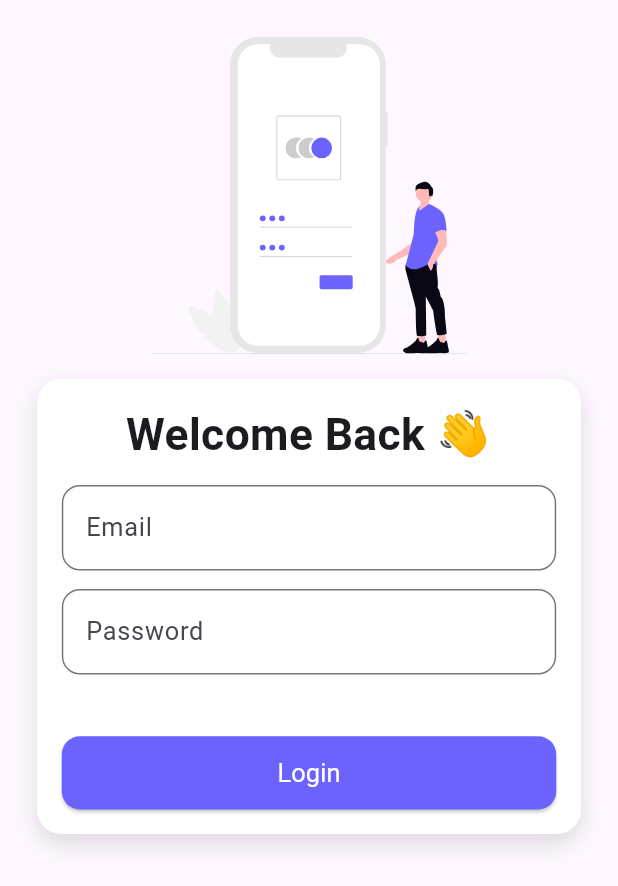
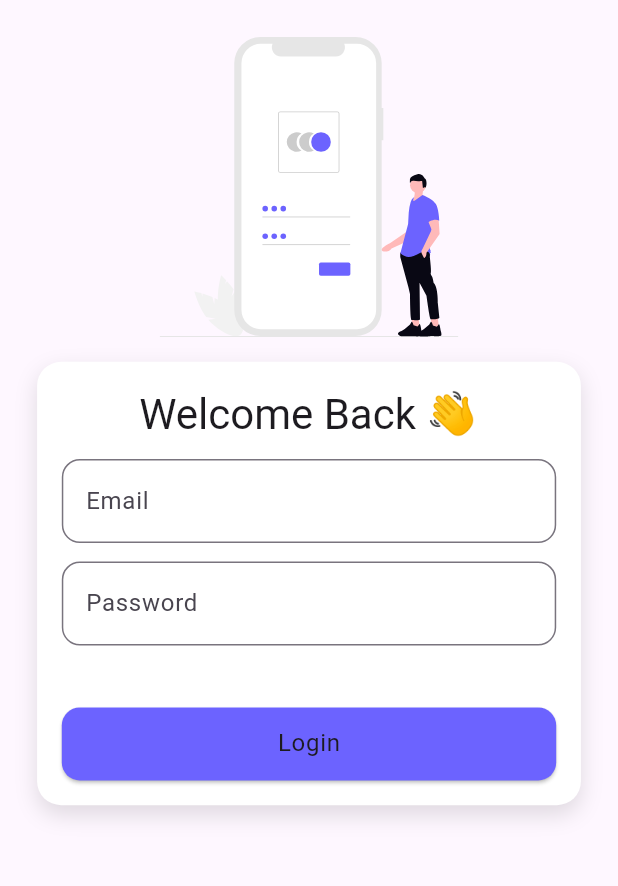
Before and after one commit to Mudit200408/responsive_scaler, a Flutter app: the screen it shows after launch, on a phone screen of 412 x 824 dp. Shown: the top 886 px of the screen. Run offline on Flutter 3.47's test engine with Material 3 defaults, Android fonts, the phone set to English and light mode, and no system bars; our stand-ins replace flutter_svg, responsive_framework.

Commit message:
scaling: Update the sizing helper, add extension and drop AppTextStyles

```diff
--- a/example/lib/main.dart
+++ b/example/lib/main.dart
@@ -1,14 +1,17 @@
 import 'package:flutter/material.dart';
 import 'package:flutter_svg/svg.dart';
 import 'package:responsive_framework/responsive_framework.dart';
-// Assuming your package files are structured like this
 import 'package:responsive_scaler/responsive_scaler.dart';
 
 void main() {
   WidgetsFlutterBinding.ensureInitialized();
 
-  // Initialization remains the same - this is where the magic starts
-  ResponsiveScaler.init(designWidth: 390, maxAccessibilityScale: 1.8);
+  // Initialization - this is where the magic starts
+  ResponsiveScaler.init(
+      designWidth: 412,
+      maxAccessibilityScale: 1.8,
+      maxScale: 1.6,
+      minScale: 0.8);
 
   runApp(const MyApp());
 }
@@ -22,11 +25,13 @@ class MyApp extends StatelessWidget {
       debugShowCheckedModeBanner: false,
       title: 'Responsive Login Demo',
       theme: ThemeData(primarySwatch: Colors.blue, useMaterial3: true),
-      // The builder is crucial. It captures the screen data on each rebuild.
+      // This is crucial. It captures the screen data on each rebuild.
       builder: (context, child) {
         final scaledChild = ResponsiveScaler.scale(
           context: context,
           child: child!,
+          preserveAccessibility:
+              true, // False if you want to ignore accessibility settings
         );
 
         return ResponsiveBreakpoints.builder(
@@ -67,14 +72,14 @@ class LoginPage extends StatelessWidget {
                   rowFlex: 1,
                   child: Padding(
                     padding: EdgeInsets.only(
-                      // --- CHANGE: Using context-free ResponsiveSpacing constants ---
                       bottom: isMobile ? ResponsiveSpacing.hLarge : 0,
                       right: isMobile ? 0 : ResponsiveSpacing.wLarge,
                     ),
                     child: SvgPicture.asset(
                       "assets/login_illustration.svg",
-                      // --- CHANGE: Using the simpler, context-free scaled() helper ---
-                      height: isMobile ? scaled(200) : scaled(300),
+                      height: isMobile
+                          ? 200.scale(maxValue: 250, minValue: 150)
+                          : 300.scale(maxValue: 350, minValue: 250),
                     ),
                   ),
                 ),
@@ -82,8 +87,7 @@ class LoginPage extends StatelessWidget {
                 // Login Form
                 ResponsiveRowColumnItem(
                   rowFlex: 1,
-                  // --- CHANGE: Removed context passing, as it's no longer needed ---
-                  child: _buildLoginForm(),
+                  child: _buildLoginForm(context),
                 ),
               ],
             ),
@@ -93,13 +97,14 @@ class LoginPage extends StatelessWidget {
     );
   }
 
-  // --- CHANGE: This method no longer needs the BuildContext ---
-  Widget _buildLoginForm() {
+  Widget _buildLoginForm(BuildContext context) {
+    final theme = Theme.of(context);
     return SingleChildScrollView(
       child: Container(
         padding: EdgeInsets.all(ResponsiveSpacing.wMedium),
-        constraints:
-            BoxConstraints(maxWidth: scaled(400)), // Constrain form width
+        constraints: BoxConstraints(
+            maxWidth: scale(400,
+                maxValue: 500, minValue: 250)), // Constrain form width
         decoration: BoxDecoration(
           color: Colors.white,
           borderRadius: BorderRadius.circular(16),
@@ -115,8 +120,7 @@ class LoginPage extends StatelessWidget {
           mainAxisSize: MainAxisSize.min,
           children: [
             // Text scales automatically
-            Text("Welcome Back 👋", style: AppTextStyles.headlineMedium),
-
+            Text("Welcome Back 👋", style: theme.textTheme.headlineMedium),
             SizedBox(height: ResponsiveSpacing.hMedium),
 
             // Email
@@ -160,7 +164,7 @@ class LoginPage extends StatelessWidget {
                   ),
                 ),
                 // Text scales automatically
-                child: Text("Login", style: AppTextStyles.bodyLarge),
+                child: Text("Login", style: theme.textTheme.bodyLarge),
               ),
             ),
           ],
--- a/lib/responsive_scaler.dart
+++ b/lib/responsive_scaler.dart
@@ -1,4 +1,3 @@
 export 'src/responsive_scaler.dart';
-export 'src/app_text_styles.dart';
 export 'src/responsive_spacing.dart';
 export 'src/sizing_helpers.dart';
--- a/lib/src/app_text_styles.dart
+++ /dev/null
@@ -1,180 +0,0 @@
-// ignore_for_file: prefer_const_constructors
-
-import 'package:flutter/material.dart';
-
-/// Centralized font weights for consistent typography across the app.
-///
-/// Provides predefined font weights to ensure design consistency
-/// across different text styles.
-class AppFontWeights {
-  /// Thin font weight (w100).
-  static const thin = FontWeight.w100;
-
-  /// Extra-light font weight (w200).
-  static const extraLight = FontWeight.w200;
-
-  /// Light font weight (w300).
-  static const light = FontWeight.w300;
-
-  /// Regular font weight (w400).
-  static const regular = FontWeight.w400;
-
-  /// Medium font weight (w500).
-  static const medium = FontWeight.w500;
-
-  /// Semi-bold font weight (w600).
-  static const semiBold = FontWeight.w600;
-
-  /// Bold font weight (w700).
-  static const bold = FontWeight.w700;
-
-  /// Extra-bold font weight (w800).
-  static const extraBold = FontWeight.w800;
-
-  /// Black font weight (w900).
-  static const black = FontWeight.w900;
-}
-
-/// Pre-defined text styles following Material 3 design guidelines.
-///
-/// Use these styles for consistent typography across headings,
-/// titles, body text, and labels.
-class AppTextStyles {
-  // --- Display Styles (very large text, impactful) ---
-
-  /// Display style for very large text (57sp).
-  static final TextStyle displayLarge = TextStyle(
-    fontSize: 57,
-    fontWeight: AppFontWeights.regular,
-  );
-
-  /// Display style for large text (45sp).
-  static final TextStyle displayMedium = TextStyle(
-    fontSize: 45,
-    fontWeight: AppFontWeights.regular,
-  );
-
-  /// Display style for medium text (36sp).
-  static final TextStyle displaySmall = TextStyle(
-    fontSize: 36,
-    fontWeight: AppFontWeights.regular,
-  );
-
-  // --- Headline Styles ---
-
-  /// Headline style for large headings (32sp).
-  static final TextStyle headlineLarge = TextStyle(
-    fontSize: 32,
-    fontWeight: AppFontWeights.bold,
-  );
-
-  /// Headline style for medium headings (28sp).
-  static final TextStyle headlineMedium = TextStyle(
-    fontSize: 28,
-    fontWeight: AppFontWeights.semiBold,
-  );
-
-  /// Headline style for small headings (24sp).
-  static final TextStyle headlineSmall = TextStyle(
-    fontSize: 24,
-    fontWeight: AppFontWeights.semiBold,
-  );
-
-  // --- Title Styles ---
-
-  /// Title style for large text (22sp).
-  static final TextStyle titleLarge = TextStyle(
-    fontSize: 22,
-    fontWeight: AppFontWeights.medium,
-  );
-
-  /// Title style for medium text (18sp).
-  static final TextStyle titleMedium = TextStyle(
-    fontSize: 18,
-    fontWeight: AppFontWeights.medium,
-  );
-
-  /// Title style for small text (14sp).
-  static final TextStyle titleSmall = TextStyle(
-    fontSize: 14,
-    fontWeight: AppFontWeights.medium,
-  );
-
-  // --- Body Styles ---
-
-  /// Body style for large text (16sp).
-  static final TextStyle bodyLarge = TextStyle(
-    fontSize: 16,
-    fontWeight: AppFontWeights.regular,
-  );
-
-  /// Body style for medium text (14sp).
-  static final TextStyle bodyMedium = TextStyle(
-    fontSize: 14,
-    fontWeight: AppFontWeights.regular,
-  );
-
-  /// Body style for small text (12sp).
-  static final TextStyle bodySmall = TextStyle(
-    fontSize: 12,
-    fontWeight: AppFontWeights.regular,
-  );
-
-  // --- Label Styles ---
-
-  /// Label style for large text (14sp).
-  static final TextStyle labelLarge = TextStyle(
-    fontSize: 14,
-    fontWeight: AppFontWeights.medium,
-  );
-
-  /// Label style for medium text (12sp).
-  static final TextStyle labelMedium = TextStyle(
-    fontSize: 12,
-    fontWeight: AppFontWeights.medium,
-  );
-
-  /// Label style for small text (11sp).
-  static final TextStyle labelSmall = TextStyle(
-    fontSize: 11,
-    fontWeight: AppFontWeights.medium,
-  );
-
-  // ---  Extra Variants with all weights ---
-
-  /// Creates a thin text style with the given [size].
-  static TextStyle thin(double size) =>
-      TextStyle(fontSize: size, fontWeight: AppFontWeights.thin);
-
-  /// Creates an extra-light text style with the given [size].
-  static TextStyle extraLight(double size) =>
-      TextStyle(fontSize: size, fontWeight: AppFontWeights.extraLight);
-
-  /// Creates a light text style with the given [size].
-  static TextStyle light(double size) =>
-      TextStyle(fontSize: size, fontWeight: AppFontWeights.light);
-
-  /// Creates a regular text style with the given [size].
-  static TextStyle regular(double size) =>
-      TextStyle(fontSize: size, fontWeight: AppFontWeights.regular);
-
-  /// Creates a medium text style with the given [size].
-  static TextStyle medium(double size) =>
-      TextStyle(fontSize: size, fontWeight: AppFontWeights.medium);
-
-  /// Creates a semi-bold text style with the given [size].
-  static TextStyle semiBold(double size) =>
-      TextStyle(fontSize: size, fontWeight: AppFontWeights.semiBold);
-
-  /// Creates a bold text style with the given [size].
-  static TextStyle bold(double size) =>
-      TextStyle(fontSize: size, fontWeight: AppFontWeights.bold);
-
-  /// Creates an extra-bold text style with the given [size].
-  static TextStyle extraBold(double size) =>
-      TextStyle(fontSize: size, fontWeight: AppFontWeights.extraBold);
-
-  /// Creates a black text style with the given [size].
-  static TextStyle black(double size) =>
-      TextStyle(fontSize: size, fontWeight: AppFontWeights.black);
-}
--- a/lib/src/sizing_helpers.dart
+++ b/lib/src/sizing_helpers.dart
@@ -1,10 +1,51 @@
-// No import 'package:flutter/widgets.dart'; needed
+import 'dart:math';
 import 'package:responsive_scaler/responsive_scaler.dart';
 
-/// Scales a given size based on the responsive scale factor.
+/// Scales a given size by the global [ResponsiveScaler.scaleFactor], with optional clamping.
 ///
-/// Use this helper function to scale any numeric value (like icon sizes, padding, etc.)
-/// according to the current screen size and scaling configuration.
+/// The result is:
+///   - Clamped between [minValue] and [maxValue] if both are provided.
+///   - Clamped to at least [minValue] if only [minValue] is provided.
+///   - Clamped to at most [maxValue] if only [maxValue] is provided.
+///   - Returned as-is if neither is provided.
 ///
-/// Example: `Icon(Icons.home, size: scaled(24))`
-double scaled(double size) => size * ResponsiveScaler.scaleFactor;
+/// Example:
+///   scaled(100, minValue: 120, maxValue: 140) with scaleFactor=1.5
+///   → 100 * 1.5 = 150, clamped to 140.
+///
+double scale(double size, {double? minValue, double? maxValue}) {
+  double value = size * ResponsiveScaler.scaleFactor;
+  if (minValue != null)
+    value = maxValue != null
+        ? value.clamp(minValue, maxValue)
+        : max(value, minValue);
+  if (maxValue != null)
+    value = minValue != null
+        ? value.clamp(minValue, maxValue)
+        : min(value, maxValue);
+  return value;
+}
+
+/// Extension on [num] to provide a convenient `.scale` getter with optional clamping.
+///
+/// Usage:
+///   16.scale(minValue: 12, maxValue: 20) or 16.scale()
+///   → Scales 16 by [ResponsiveScaler.scaleFactor] and clamps the result.
+///
+extension ScaleExtension on num {
+  /// Scales the number by the global [ResponsiveScaler.scaleFactor], with optional clamping.
+  ///
+  /// See [scaled] for clamping logic and examples.
+  double scale({double? minValue, double? maxValue}) {
+    double value = this * ResponsiveScaler.scaleFactor;
+    if (minValue != null)
+      value = maxValue != null
+          ? value.clamp(minValue, maxValue)
+          : max(value, minValue);
+    if (maxValue != null)
+      value = minValue != null
+          ? value.clamp(minValue, maxValue)
+          : min(value, maxValue);
+    return value;
+  }
+}
--- a/pubspec.yaml
+++ b/pubspec.yaml
@@ -1,7 +1,7 @@
 name: responsive_scaler
 description: A Flutter package that offers automatic, boilerplate-free responsive scaling for text, icons, and spacing across different screen sizes.
 version: 0.0.2
-homepage: https://github.com/Mudit200408/responsive_scaler
+homepage: https://github.com/Mudit200408/
 repository: https://github.com/Mudit200408/responsive_scaler
 issue_tracker: https://github.com/Mudit200408/responsive_scaler/issues
 
```
Also changed, not shown: lib/src/responsive_scaler.dart (+8 -1 lines), lib/src/responsive_spacing.dart (+12 -0 lines), 2 other files.
